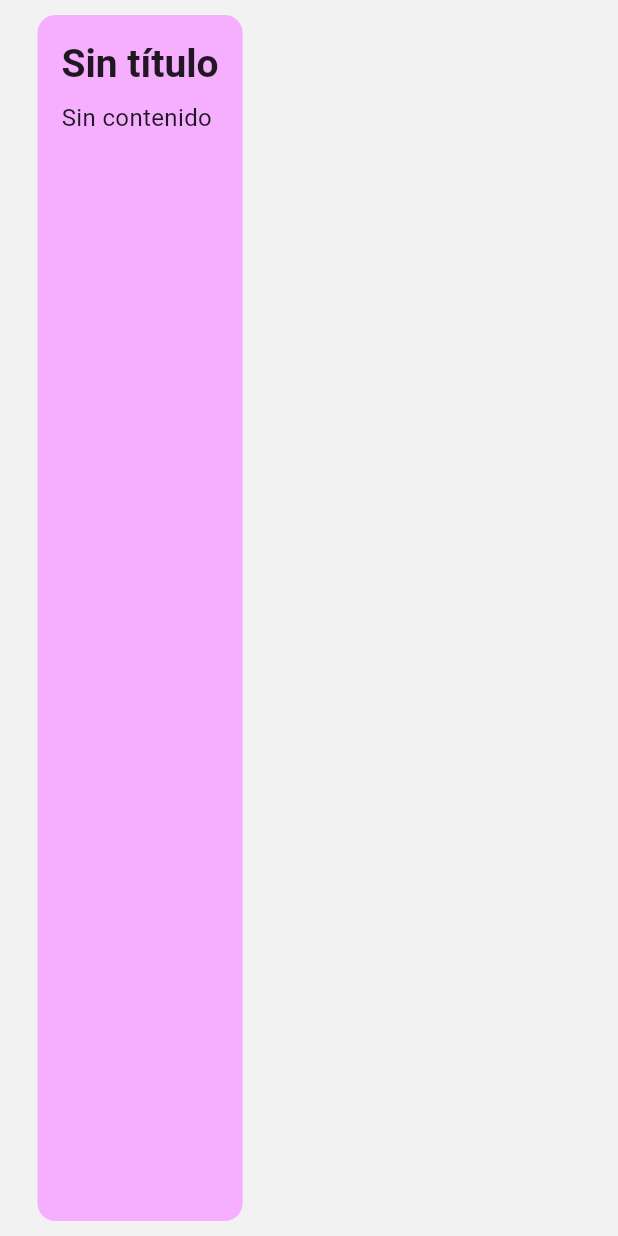
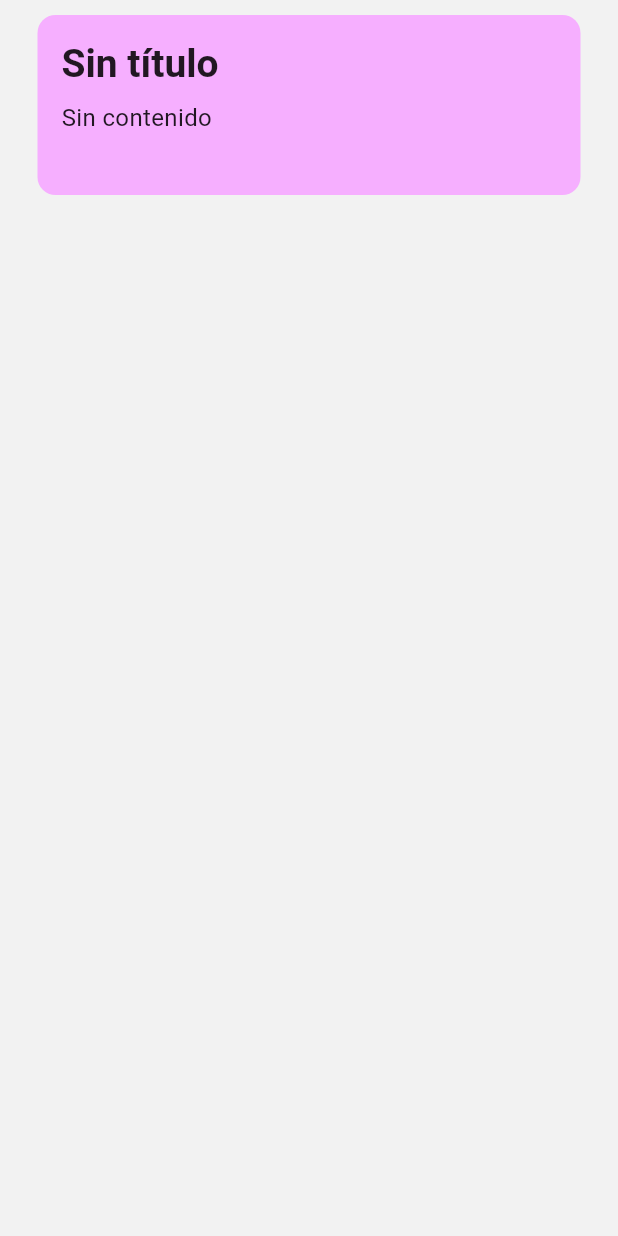
Before and after one commit to LuisLeon-Dev/NotesApp, a Flutter app: the NoteCard widget shown alone on an empty page, opened directly with empty values, on a phone screen of 412 x 824 dp. Run offline on Flutter 3.47's test engine with Material 3 defaults, Android fonts, the phone set to English and light mode, and no system bars; our stand-ins replace flutter_dotenv, supabase_flutter; accounts and stored records are empty.

Commit message:
fix: card widget now expands full width and has preset height

```diff
--- a/lib/widgets/note_card.dart
+++ b/lib/widgets/note_card.dart
@@ -21,14 +21,16 @@ class NoteCard extends StatelessWidget {
         ? AppTheme.noteColorsLight[colorIndex % AppTheme.noteColorsLight.length]
         : AppTheme.noteColorsDark[colorIndex % AppTheme.noteColorsDark.length];
 
-    return Card(
+    return SizedBox(
+      width: double.infinity,
+      height: 140,
+      child: Card(
         color: color,
         shape: Theme.of(context).cardTheme.shape,
         elevation: Theme.of(context).cardTheme.elevation,
         margin: Theme.of(context).cardTheme.margin,
         child: InkWell(
           onTap: onTap,
-        child: Expanded(
           child: Padding(
             padding: const EdgeInsets.all(16),
             child: Column(
```
Lines whose indentation alone changed are shown as unchanged.
